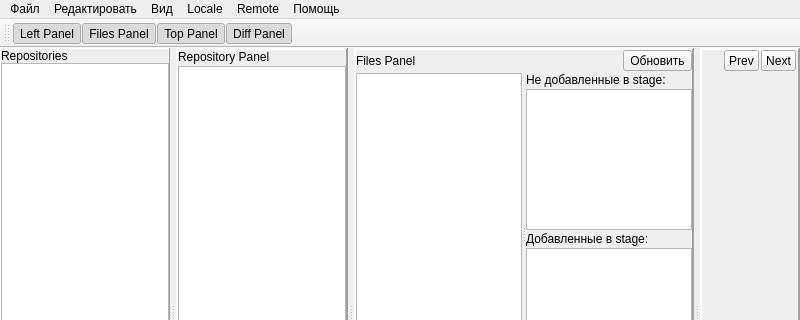
Old version of the form commit_craft_app/mainwindow.ui in the repository CJayM/CommitCraft; both pictures show x 0 to 800 and y 0 to 320 of the 800 by 600 pixel window.
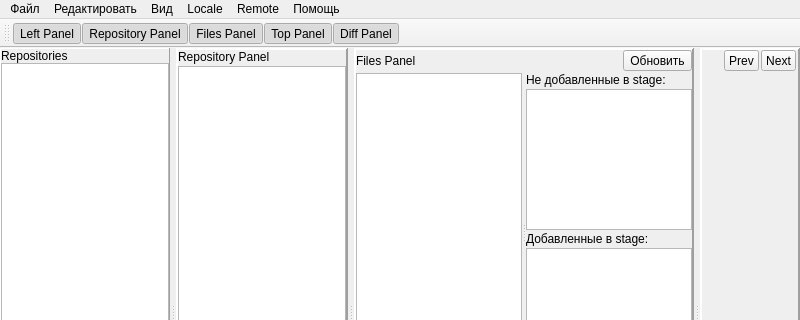
New version of the form. Icons and pictures are not drawn. Custom widgets are drawn as their Qt base class.

Commit message: Добавлен toggle Repository Panel на тулбар

```diff
--- a/commit_craft_app/mainwindow.ui
+++ b/commit_craft_app/mainwindow.ui
@@ -752,6 +752,7 @@
     <bool>false</bool>
    </attribute>
    <addaction name="actionToggleLeftPanel"/>
+   <addaction name="actionToggleRepositoryPanel"/>
    <addaction name="actionToggleFilesPanel"/>
    <addaction name="actionToggleTopPanel"/>
    <addaction name="actionToggleRightPanel"/>
```
